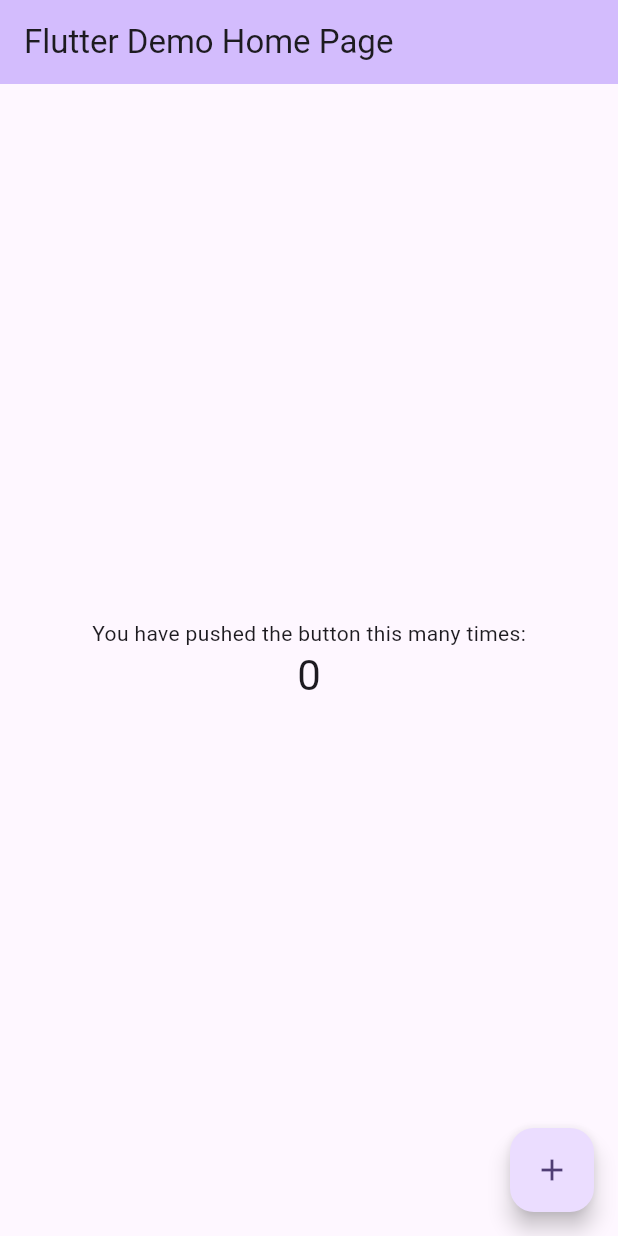
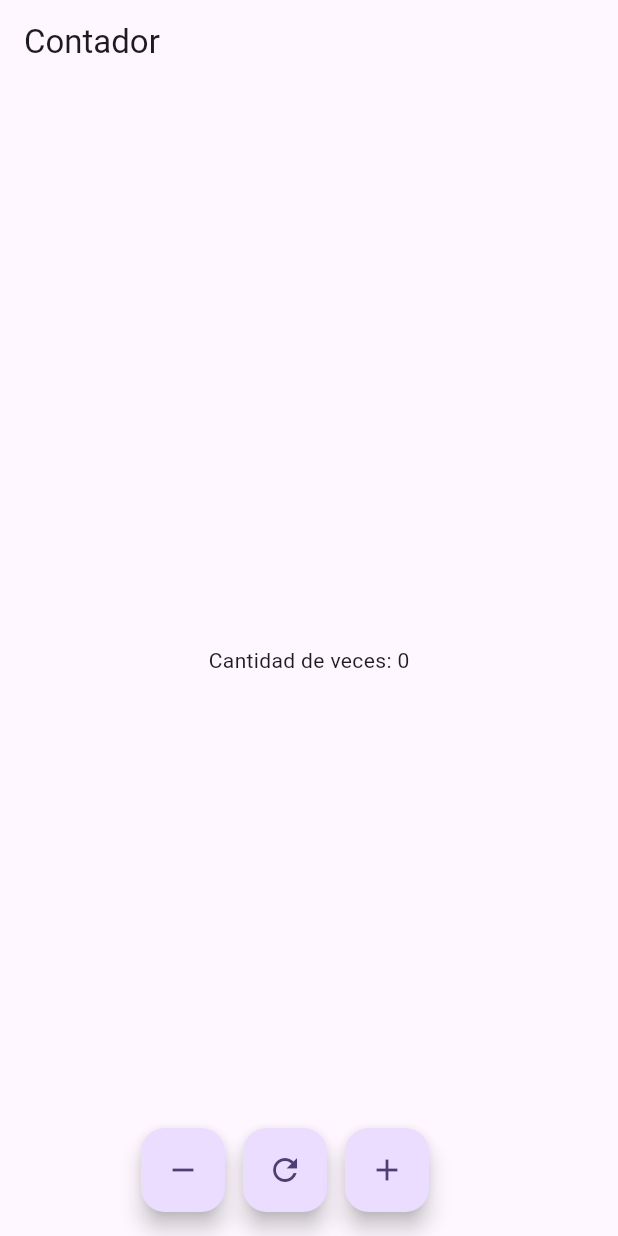
Before and after one commit to Mirjhan/firstApp, a Flutter app: the screen it shows after launch, on a phone screen of 412 x 824 dp. Run offline on Flutter 3.47's test engine with Material 3 defaults, Android fonts, the phone set to English and light mode, and no system bars.

Commit message:
feat: create HomePage

```diff
--- a/lib/main.dart
+++ b/lib/main.dart
@@ -1,70 +1,6 @@
 import 'package:flutter/material.dart';
+import 'package:second/src/app.dart';
 
 void main() {
-  runApp(const MyApp());
+  runApp(const App());
 }
-
-class MyApp extends StatelessWidget {
-  const MyApp({super.key});
-
-  // This widget is the root of your application.
-  @override
-  Widget build(BuildContext context) {
-    return MaterialApp(
-      title: 'Flutter Demo',
-      theme: ThemeData(
-        colorScheme: ColorScheme.fromSeed(seedColor: Colors.deepPurple),
-        useMaterial3: true,
-      ),
-      home: const MyHomePage(title: 'Flutter Demo Home Page'),
-    );
-  }
-}
-
-class MyHomePage extends StatefulWidget {
-  const MyHomePage({super.key, required this.title});
-
-  final String title;
-
-  @override
-  State<MyHomePage> createState() => _MyHomePageState();
-}
-
-class _MyHomePageState extends State<MyHomePage> {
-  int _counter = 0;
-
-  void _incrementCounter() {
-    setState(() {
-      _counter++;
-    });
-  }
-
-  @override
-  Widget build(BuildContext context) {
-    return Scaffold(
-      appBar: AppBar(
-        backgroundColor: Theme.of(context).colorScheme.inversePrimary,
-        title: Text(widget.title),
-      ),
-      body: Center(
-        child: Column(
-          mainAxisAlignment: MainAxisAlignment.center,
-          children: <Widget>[
-            const Text(
-              'You have pushed the button this many times:',
-            ),
-            Text(
-              '$_counter',
-              style: Theme.of(context).textTheme.headlineMedium,
-            ),
-          ],
-        ),
-      ),
-      floatingActionButton: FloatingActionButton(
-        onPressed: _incrementCounter,
-        tooltip: 'Increment',
-        child: const Icon(Icons.add),
-      ),
-    );
-  }
-}
--- /dev/null
+++ b/lib/src/app.dart
@@ -0,0 +1,20 @@
+import 'package:flutter/material.dart';
+import 'package:second/src/pages/home_page.dart';
+
+class App extends StatelessWidget {
+  const App({super.key});
+
+  // This widget is the root of your application.
+  @override
+  Widget build(BuildContext context) {
+    return MaterialApp(
+      title: 'Flutter Demo',
+      debugShowCheckedModeBanner: false,
+      theme: ThemeData(
+        colorScheme: ColorScheme.fromSeed(seedColor: Colors.deepPurple),
+        useMaterial3: true,
+      ),
+      home: const HomePage(),
+    );
+  }
+}
--- /dev/null
+++ b/lib/src/pages/home_page.dart
@@ -0,0 +1,65 @@
+import 'package:flutter/material.dart';
+
+class HomePage extends StatefulWidget {
+  const HomePage({super.key});
+
+  @override
+  State<HomePage> createState() => _HomePageState();
+}
+
+class _HomePageState extends State<HomePage> {
+  int contador = 0;
+
+  void addCount() {
+    contador++;
+    setState(() {});
+  }
+
+  void reduceCount() {
+    contador--;
+    setState(() {});
+  }
+
+  void resetCount() {
+    contador = 0;
+    setState(() {});
+  }
+
+  @override
+  Widget build(BuildContext context) {
+    return Scaffold(
+        appBar: AppBar(
+          title: Text('Contador'),
+        ),
+        body: Center(child: Text('Cantidad de veces: $contador')),
+        floatingActionButton: Row(
+          mainAxisAlignment: MainAxisAlignment.center,
+          children: [
+            Padding(
+              padding: EdgeInsets.only(right: 12),
+              child: FloatingActionButton(
+                onPressed: reduceCount,
+                child: Icon(
+                  Icons.remove_outlined,
+                ),
+              ),
+            ),
+            Padding(
+              padding: EdgeInsets.only(right: 12),
+              child: FloatingActionButton(
+                onPressed: resetCount,
+                child: Icon(
+                  Icons.refresh_outlined,
+                ),
+              ),
+            ),
+            FloatingActionButton(
+              onPressed: addCount,
+              child: Icon(
+                Icons.add_outlined,
+              ),
+            ),
+          ],
+        ));
+  }
+}
```
Also changed, not shown: 1 other file.
